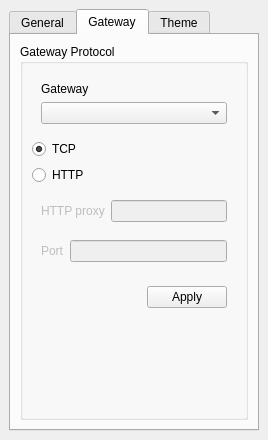
First picture: the form in src/gui/dock_widgets/options.ui, repository marcbowes/mxitc, before the edit.
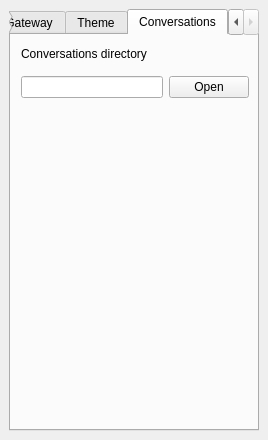
Second picture: the form after the edit.

Commit message: conversation logging

```diff
--- a/src/gui/dock_widgets/options.ui
+++ b/src/gui/dock_widgets/options.ui
@@ -16,9 +16,9 @@
   <widget class="QWidget" name="dockWidgetContents">
    <layout class="QHBoxLayout" name="horizontalLayout">
     <item>
-     <widget class="QTabWidget" name="tabWidget">
-      <property name="currentIndex">
-       <number>1</number>
+     <widget class="QTabWidget" name="tabWidget" >
+      <property name="currentIndex" >
+       <number>3</number>
       </property>
       <widget class="QWidget" name="generalTab">
        <attribute name="title">
@@ -237,6 +237,46 @@
         </item>
        </layout>
       </widget>
+      <widget class="QWidget" name="tab" >
+       <attribute name="title" >
+        <string>Conversations</string>
+       </attribute>
+       <widget class="QWidget" native="1" name="widget_6" >
+        <property name="geometry" >
+         <rect>
+          <x>10</x>
+          <y>30</y>
+          <width>228</width>
+          <height>45</height>
+         </rect>
+        </property>
+        <layout class="QHBoxLayout" name="horizontalLayout_8" >
+         <item>
+          <widget class="QLineEdit" name="conversationsLineEdit" />
+         </item>
+         <item>
+          <widget class="QPushButton" name="conversationsOpenButton" >
+           <property name="text" >
+            <string>Open</string>
+           </property>
+          </widget>
+         </item>
+        </layout>
+       </widget>
+       <widget class="QLabel" name="themeDirLabel_2" >
+        <property name="geometry" >
+         <rect>
+          <x>10</x>
+          <y>10</y>
+          <width>228</width>
+          <height>17</height>
+         </rect>
+        </property>
+        <property name="text" >
+         <string>Conversations directory</string>
+        </property>
+       </widget>
+      </widget>
      </widget>
     </item>
    </layout>
```
Left out of the diff: 145 changed lines with no effect on the pictures. The commit also changes 10 other files.
